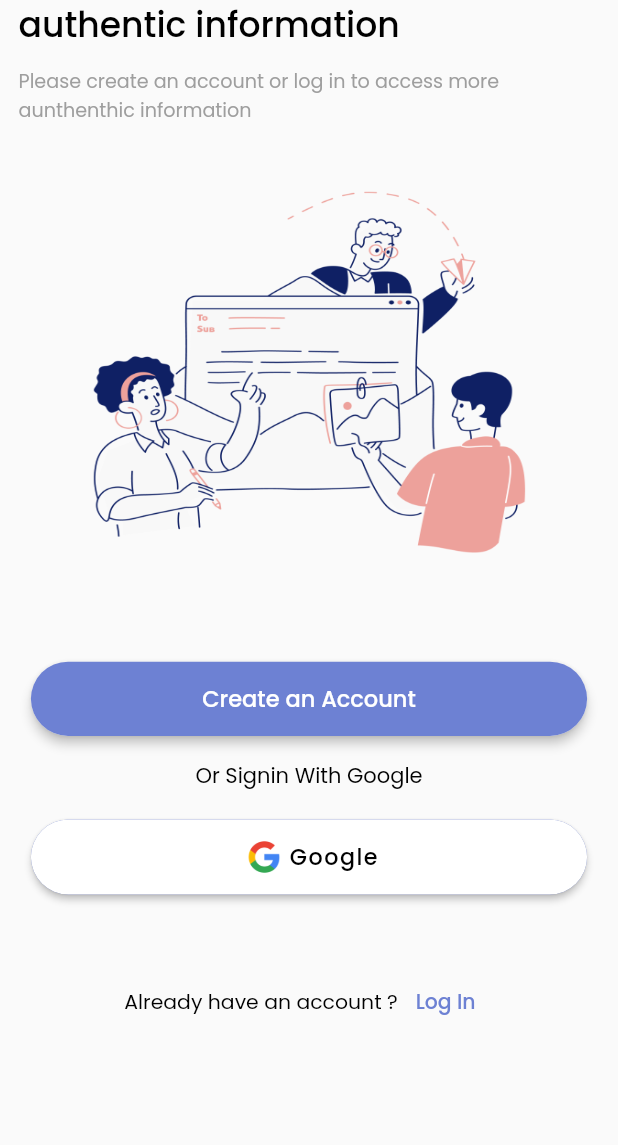
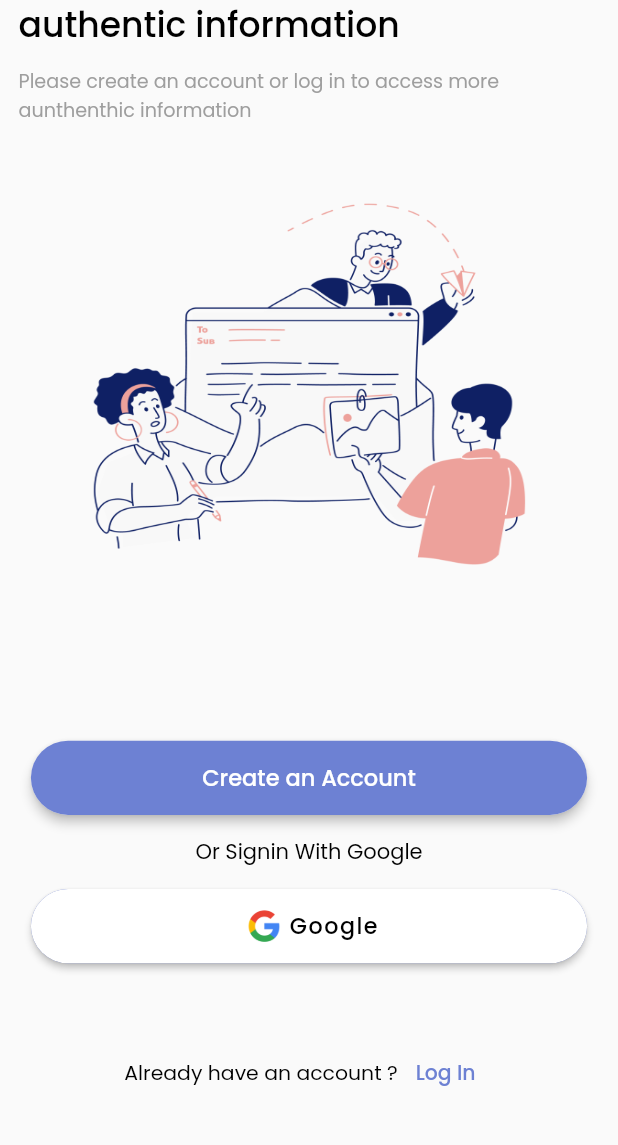
Before and after one commit to sweta-feeltech/General-Expense-App, a Flutter app: the screen it shows after launch, on a phone screen of 412 x 824 dp, the part 90-1235 px from its top. Run offline on Flutter 3.47's test engine with Material 2 defaults, Android fonts, the phone set to English and light mode, and no system bars; our stand-ins replace accordion, cloud_firestore, date_time_picker, file_picker, firebase_auth, flutter_bloc and 9 more; missing offline and left inert: syncfusion_flutter_pdfviewer; accounts and stored records are empty; network calls fail; project files that could hold a hidden picture were left out.

Commit message:
31-05-2023 :  Main Screen UI Changes

```diff
--- a/lib/pages/LoginRegistrationScreens/main_screen.dart
+++ b/lib/pages/LoginRegistrationScreens/main_screen.dart
@@ -58,10 +58,11 @@ class _MainPageScreenState extends State<MainPageScreen> {
       body: SafeArea(
         child: Padding(
           padding: EdgeInsets.symmetric(vertical: main_Height * 0.03),
-          child: SingleChildScrollView(
           child: Column(
-              mainAxisAlignment: MainAxisAlignment.start,
+            mainAxisAlignment: MainAxisAlignment.spaceBetween,
             // crossAxisAlignment: CrossAxisAlignment.center,
+            children: [
+            Column(
               children: [
                 Container(
                   child: Column(
@@ -133,7 +134,10 @@ class _MainPageScreenState extends State<MainPageScreen> {
                     ],
                   ),
                 ),
-                SizedBox(height: main_Height * 0.05),
+              ],
+            ),
+
+
               Container(
                 width: main_Width * 0.75,
                 height: main_Height * 0.30,
@@ -144,7 +148,16 @@ class _MainPageScreenState extends State<MainPageScreen> {
                     )
                 ),
               ),
-                SizedBox(height: main_Height * 0.085,),
+
+                SizedBox(
+                  height: main_Height * 0.02,
+                ),
+
+                Container(
+                  height: main_Height * 0.18,
+                  child: Column(
+                    mainAxisAlignment: MainAxisAlignment.spaceBetween,
+            children: [
               Material(
                   elevation: 3,
                   borderRadius: BorderRadius.circular(30),
@@ -179,7 +192,6 @@ class _MainPageScreenState extends State<MainPageScreen> {
                     ),
                   ),
               ),
-                SizedBox(height: main_Height * 0.02,),
               Row(
                     mainAxisAlignment: MainAxisAlignment.center,
                     children: <Widget>[
@@ -193,17 +205,9 @@ class _MainPageScreenState extends State<MainPageScreen> {
 
                     ]
               ),
-                SizedBox(height: main_Height * 0.010,),
-                Center(
-                  child:Container(
-                    height: main_Height * 0.085,
-                    width: main_Width * 1,
-                    child: Padding(
-                      padding:
-                      EdgeInsets.symmetric(horizontal: main_Width * 0.05, vertical: 10),
-                      child: Container(
-                        height: main_Height * 0.06,
-                        width: main_Width * 0.75,
+              Container(
+                height: main_Height * 0.060,
+                width: main_Width * 0.9,
                 decoration: BoxDecoration(
                   color: primaryPurple,
                   borderRadius: BorderRadius.circular(30),
@@ -288,10 +292,13 @@ class _MainPageScreenState extends State<MainPageScreen> {
                 ),
 
               ),
+
+            ],
           ),
                 ),
-                ),
-                SizedBox(height: main_Height * 0.045,),
+
+
+
               Center(child:
               Container(
                 child: Row(
@@ -328,7 +335,6 @@ class _MainPageScreenState extends State<MainPageScreen> {
           ),
         ),
       ),
-      ),
 
     );
   }
```
Lines whose indentation alone changed are shown as unchanged.
